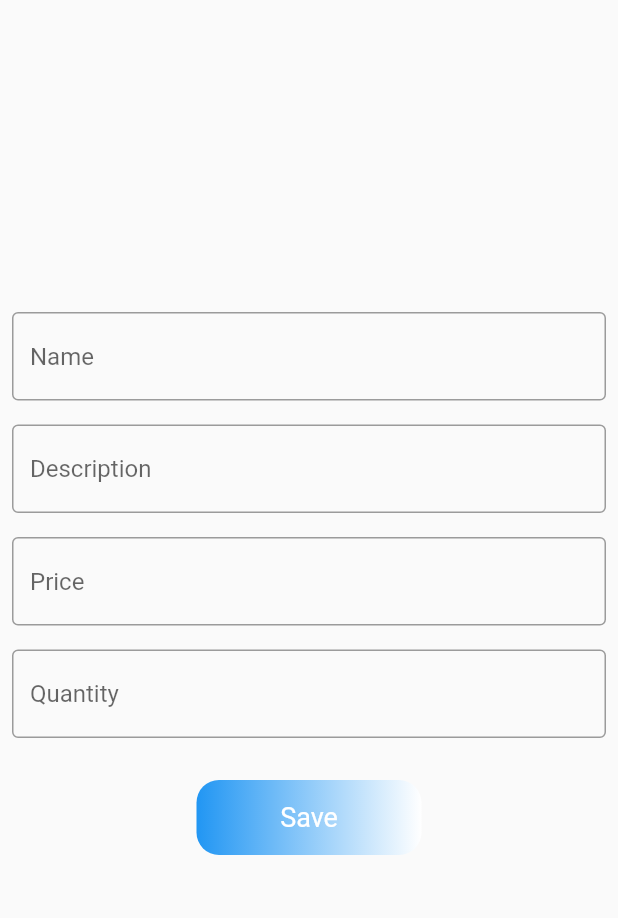
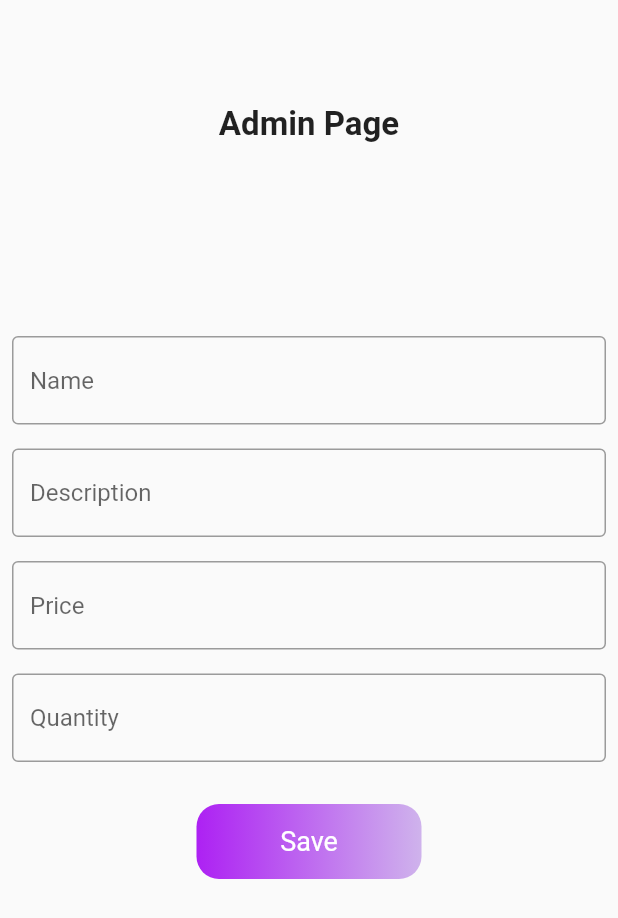
Before and after one commit to Ibrokihimbek/Pharmacy, a Flutter app: the AdminPage screen opened directly, on a phone screen of 412 x 824 dp. Shown: the top 918 px of the screen. Run offline on Flutter 3.47's test engine with Material 2 defaults, Android fonts, the phone set to English and light mode, and no system bars.

Commit message:
Admin page

```diff
--- a/lib/screens/admin_page.dart
+++ b/lib/screens/admin_page.dart
@@ -27,7 +27,12 @@ class _AdminPageState extends State<AdminPage> {
           key: formKey,
           child: Column(
             children: [
-              const SizedBox(height: 200),
+              const SizedBox(height: 70),
+              const Text(
+                'Admin Page',
+                style: TextStyle(fontSize: 22, fontWeight: FontWeight.w600),
+              ),
+              const SizedBox(height: 120),
               Padding(
                 padding: const EdgeInsets.all(8),
                 child: TextFormField(
@@ -96,16 +101,15 @@ class _AdminPageState extends State<AdminPage> {
                   width: 150,
                   height: 50,
                   decoration: BoxDecoration(
-                    borderRadius: BorderRadius.circular(15),
-                    gradient: const LinearGradient(colors: [
-                      Colors.blue,
-                      Colors.white,
-                    ])
-                  ),
+                      borderRadius: BorderRadius.circular(15),
+                      gradient: const LinearGradient(colors: [
+                        Color.fromARGB(255, 173, 33, 243),
+                        Color.fromARGB(255, 207, 179, 236),
+                      ])),
                   child: const Center(
                     child: Text(
                       "Save",
-                      style: TextStyle(fontSize: 18,color: Colors.white),
+                      style: TextStyle(fontSize: 18, color: Colors.white),
                     ),
                   ),
                 ),
@@ -134,7 +138,7 @@ class _AdminPageState extends State<AdminPage> {
         context: context,
         builder: (context) {
           return AlertDialog(
-            title: Text('Info'),
+            title: const Text('Info'),
             content: Text(response.body.toString()),
           );
         },
```
